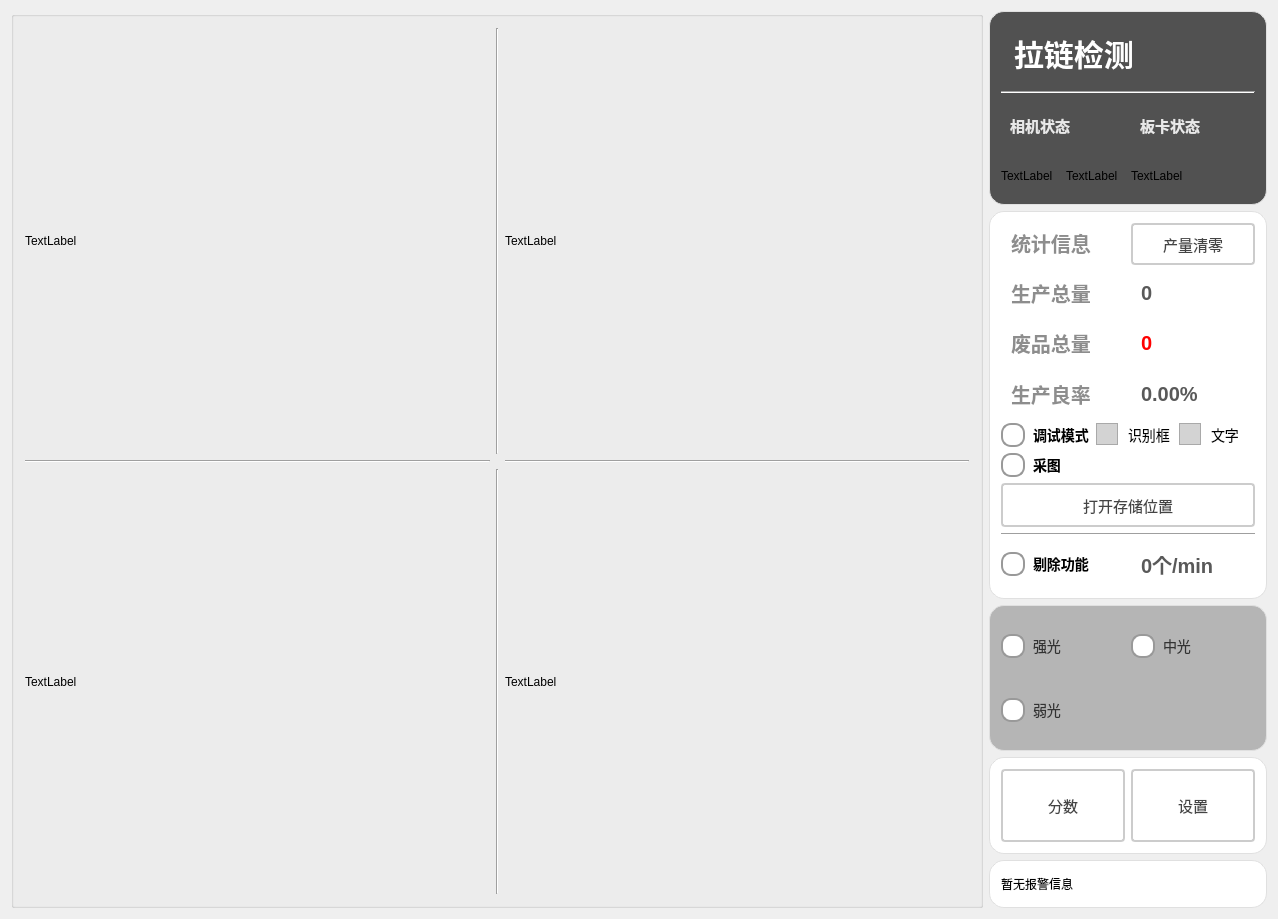
Before: the Qt Designer form Project/ZipperScanner/ui/ZipperScanner.ui in WIND-ROAD-RUN/RW_UL, drawn with Qt 5.
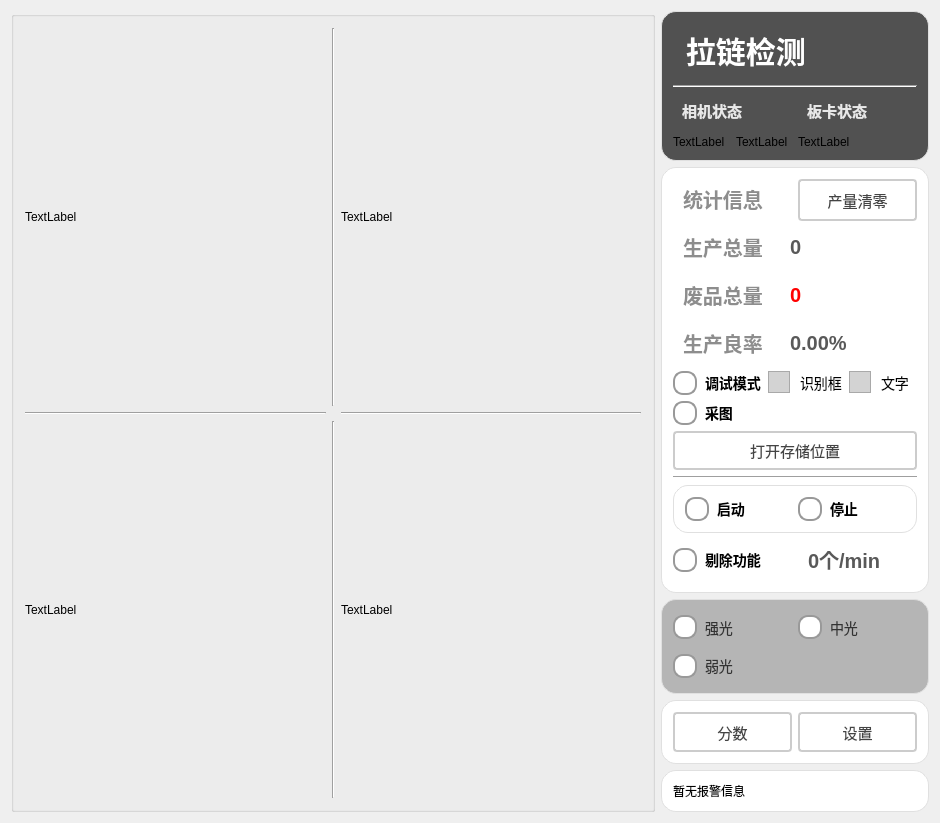
After: the same form once the commit is applied. Icons and pictures are not drawn.

```diff
--- a/Project/ZipperScanner/ui/ZipperScanner.ui
+++ b/Project/ZipperScanner/ui/ZipperScanner.ui
@@ -6,16 +6,16 @@
    <rect>
     <x>0</x>
     <y>0</y>
-    <width>1278</width>
-    <height>919</height>
+    <width>940</width>
+    <height>823</height>
    </rect>
   </property>
   <property name="windowTitle">
    <string>ZipperScanner</string>
   </property>
   <widget class="QWidget" name="centralWidget">
-   <layout class="QHBoxLayout" name="horizontalLayout_5" stretch="7,2">
-    <item>
+   <layout class="QGridLayout" name="gridLayout_3" columnstretch="3,1" columnminimumwidth="0,0">
+    <item row="0" column="0">
      <widget class="QGroupBox" name="gBoix_ImageDisplay">
       <property name="title">
        <string/>
@@ -128,7 +128,7 @@
       </layout>
      </widget>
     </item>
-    <item>
+    <item row="0" column="1">
      <layout class="QVBoxLayout" name="vLayout_SideBar" stretch="8,16,6,4,2">
       <item>
        <widget class="QGroupBox" name="groupBox_head">
@@ -320,7 +320,7 @@
         <property name="title">
          <string/>
         </property>
-        <layout class="QVBoxLayout" name="verticalLayout" stretch="1,2,2,2,2,2,2,2,2">
+        <layout class="QVBoxLayout" name="verticalLayout" stretch="1,2,2,2,2,2,2,2,0,2">
          <item>
           <layout class="QHBoxLayout" name="hLayout_info" stretch="1,1">
            <item>
@@ -378,7 +378,7 @@
           </layout>
          </item>
          <item>
-          <layout class="QHBoxLayout" name="hLayout_produceTotal">
+          <layout class="QHBoxLayout" name="hLayout_produceTotal" stretch="1,2">
            <item>
             <widget class="QLabel" name="label_produceTotal">
              <property name="font">
@@ -423,7 +423,7 @@
           </layout>
          </item>
          <item>
-          <layout class="QHBoxLayout" name="hLayout_wasteProducts">
+          <layout class="QHBoxLayout" name="hLayout_wasteProducts" stretch="1,2">
            <item>
             <widget class="QLabel" name="label_wasteProducts">
              <property name="styleSheet">
@@ -462,7 +462,7 @@
           </layout>
          </item>
          <item>
-          <layout class="QHBoxLayout" name="hLayout_productionYield">
+          <layout class="QHBoxLayout" name="hLayout_productionYield" stretch="1,2">
            <item>
             <widget class="QLabel" name="label_productionYield">
              <property name="styleSheet">
@@ -761,6 +761,174 @@
            </property>
           </widget>
          </item>
+         <item>
+          <widget class="QGroupBox" name="gBox_set_2">
+           <property name="styleSheet">
+            <string notr="true">QGroupBox {
+    font-size: 20px;
+    font-weight: bold;
+    background-color: rgb(255, 255, 255);
+    border: 1px solid #e0e0e0;
+    border-radius: 2px;
+	border-radius: 15px
+}
+
+QGroupBox::title {
+    subcontrol-origin: margin;
+    left: 10px;
+    padding: 0 5px;
+    color: #2c3e50;
+}</string>
+           </property>
+           <property name="title">
+            <string/>
+           </property>
+           <layout class="QHBoxLayout" name="horizontalLayout_6">
+            <item>
+             <widget class="QRadioButton" name="rbtn_start">
+              <property name="styleSheet">
+               <string notr="true">QRadioButton {
+    spacing: 8px;
+    font-size: 14px;
+    color: #333;
+    font-weight: bold;        
+    color:  rgb(0, 0, 0);       
+
+}
+
+/* 未选中状态 */
+QRadioButton::indicator {
+    width: 20px;
+    height: 20px;
+    border-radius: 10px;
+    border: 2px solid #999;
+    background: #ffffff;
+}
+
+/* 悬停效果 */
+QRadioButton::indicator:hover {
+    border: 2px solid #666;
+}
+
+/* 选中状态 */
+QRadioButton::indicator:checked {
+    border: 2px solid #2196F3;
+}
+
+/* 选中时的内圆 */
+QRadioButton::indicator:checked {
+    background-color: qradialgradient(
+        cx:0.5, cy:0.5,
+        radius:0.4,
+        fx:0.5, fy:0.5,
+        stop:0 #2196F3,
+        stop:1 transparent
+    );
+}
+
+/* 禁用状态 */
+QRadioButton::indicator:disabled {
+    border: 2px solid #ccc;
+    background: #eee;
+}
+
+/* 选中时的文字颜色 */
+QRadioButton:checked {
+    color: #2196F3;
+    font-weight: 500;
+}
+
+/* 点击动画效果 */
+QRadioButton::indicator:pressed {
+    border: 2px solid #1565C0;
+    background-color: qradialgradient(
+        cx:0.5, cy:0.5,
+        radius:0.5,
+        fx:0.5, fy:0.5,
+        stop:0 #BBDEFB,
+        stop:1 transparent
+    );
+}</string>
+              </property>
+              <property name="text">
+               <string>启动</string>
+              </property>
+             </widget>
+            </item>
+            <item>
+             <widget class="QRadioButton" name="rbtn_stop">
+              <property name="styleSheet">
+               <string notr="true">QRadioButton {
+    spacing: 8px;
+    font-size: 14px;
+    color: #333;
+    font-weight: bold;        
+    color:  rgb(0, 0, 0);       
+
+}
+
+/* 未选中状态 */
+QRadioButton::indicator {
+    width: 20px;
+    height: 20px;
+    border-radius: 10px;
+    border: 2px solid #999;
+    background: #ffffff;
+}
+
+/* 悬停效果 */
+QRadioButton::indicator:hover {
+    border: 2px solid #666;
+}
+
+/* 选中状态 */
+QRadioButton::indicator:checked {
+    border: 2px solid #2196F3;
+}
+
+/* 选中时的内圆 */
+QRadioButton::indicator:checked {
+    background-color: qradialgradient(
+        cx:0.5, cy:0.5,
+        radius:0.4,
+        fx:0.5, fy:0.5,
+        stop:0 #2196F3,
+        stop:1 transparent
+    );
+}
+
+/* 禁用状态 */
+QRadioButton::indicator:disabled {
+    border: 2px solid #ccc;
+    background: #eee;
+}
+
+/* 选中时的文字颜色 */
+QRadioButton:checked {
+    color: #2196F3;
+    font-weight: 500;
+}
+
+/* 点击动画效果 */
+QRadioButton::indicator:pressed {
+    border: 2px solid #1565C0;
+    background-color: qradialgradient(
+        cx:0.5, cy:0.5,
+        radius:0.5,
+        fx:0.5, fy:0.5,
+        stop:0 #BBDEFB,
+        stop:1 transparent
+    );
+}</string>
+              </property>
+              <property name="text">
+               <string>停止</string>
+              </property>
+             </widget>
+            </item>
+           </layout>
+          </widget>
+         </item>
          <item>
           <layout class="QHBoxLayout" name="hLayout_remove">
            <item>
```
